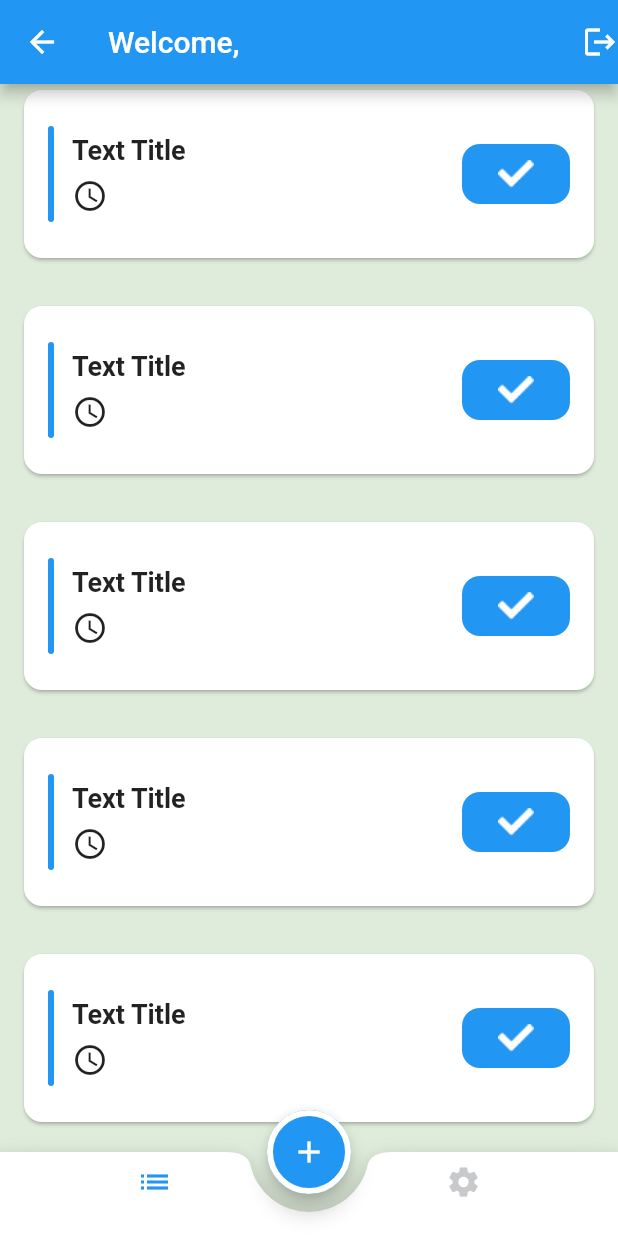
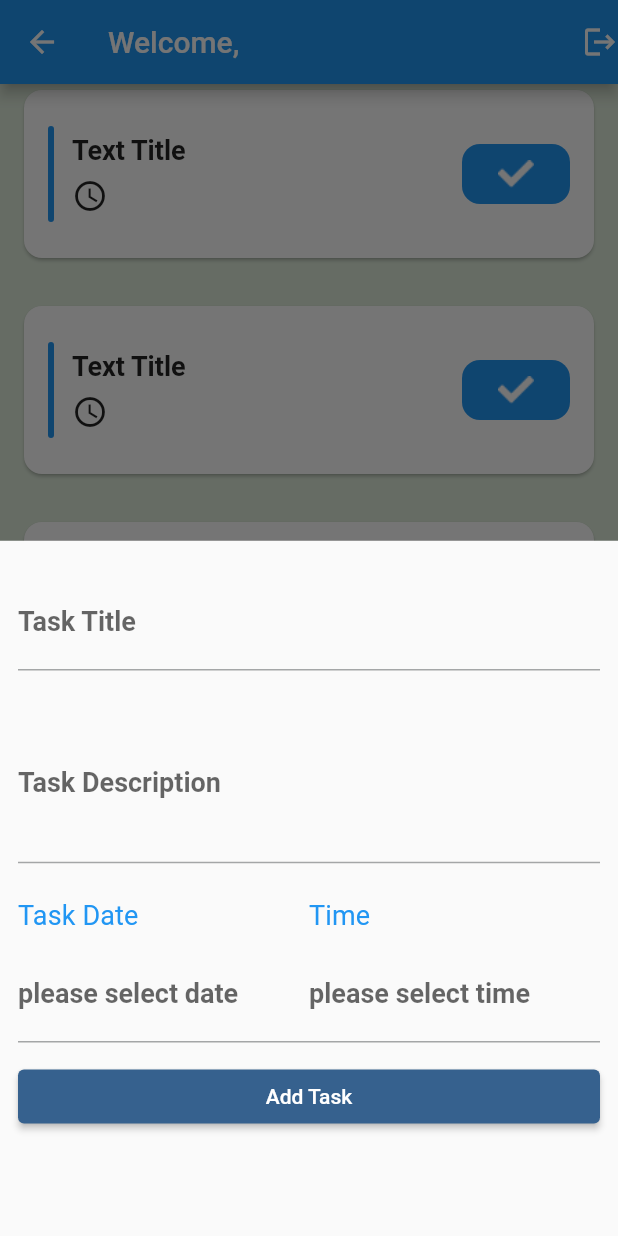
Before and after one commit to ShimaaShams2022/my_todo_app_2024, a Flutter app: the HomeScreen screen opened by its route, after a tap on the "add" icon, on a phone screen of 412 x 824 dp. Run offline on Flutter 3.47's test engine with Material 3 defaults, Android fonts, the phone set to English and light mode, and no system bars; drawn by our look-alikes of flutter_slidable; our stand-ins replace cloud_firestore, firebase_auth, firebase_core; accounts and stored records are empty.

Commit message:
feat: add task bottom sheet

```diff
--- /dev/null
+++ b/lib/ui/common/DateTimeField.dart
@@ -0,0 +1,29 @@
+import 'package:flutter/material.dart';
+
+import 'MaterialTextFormField.dart';
+class DateTimeField extends StatelessWidget {
+  String title;
+  String hint;
+  VoidCallback onClick;
+  DateTimeField({required this.title,
+    required this.hint,
+    required this.onClick});
+
+  @override
+  Widget build(BuildContext context) {
+    return Column(
+      crossAxisAlignment: CrossAxisAlignment.start,
+      children: [
+        Text(title,style: Theme.of(context).textTheme.titleSmall
+            ?.copyWith(
+            color: Colors.blue
+        )
+          ,),
+        MaterialTextFormField(hint: hint,
+          editable: false,
+          onClick: onClick,
+        )
+      ],
+    );
+  }
+}
--- /dev/null
+++ b/lib/ui/common/MaterialTextFormField.dart
@@ -0,0 +1,85 @@
+
+import 'package:flutter/material.dart';
+typedef Validator = String? Function (String? text);
+
+class MaterialTextFormField extends StatefulWidget {
+  String hint;
+  TextInputType keyboardType ;
+  bool securedPassword ;
+  Validator? validator = null;
+  TextEditingController? controller = null;
+  int lines;
+  VoidCallback? onClick;
+  bool editable;
+
+  MaterialTextFormField({
+    required this.hint,
+    this.keyboardType = TextInputType.text,
+    this.securedPassword = false,
+    this.validator,
+    this.controller,
+    this.lines =1,
+    this.onClick,
+    this.editable = true
+  });
+
+  @override
+  State<MaterialTextFormField> createState() => _MaterialTextFormFieldState();
+}
+
+class _MaterialTextFormFieldState extends State<MaterialTextFormField> {
+  bool isVisibleText = true;
+
+  @override
+  void initState() {
+    super.initState();
+    isVisibleText = widget.securedPassword;
+  }
+  @override
+  Widget build(BuildContext context) {
+    return Container(
+      margin: EdgeInsets.symmetric(vertical: 12),
+      child: Column(
+        crossAxisAlignment: CrossAxisAlignment.start,
+        children: [
+          TextFormField(
+            onTap: (){
+              widget.onClick?.call();
+            },
+            enableInteractiveSelection: widget.editable,
+            focusNode: FocusNode(),
+            validator: widget.validator,
+            decoration: InputDecoration(
+                errorStyle: TextStyle(
+                    color: Colors.red,
+                    fontSize: 16
+                ),
+                suffixIcon: widget.securedPassword? InkWell(
+                  onTap: (){
+                    setState(() {
+                      isVisibleText = !isVisibleText;
+                    });
+                  },
+                  child: Icon(
+                      isVisibleText ? Icons.visibility_off_outlined : Icons.visibility),
+                )
+                    :null,
+                hintStyle: Theme.of(context).textTheme
+                    .titleSmall?.copyWith(
+                    color: Colors.black
+                ),
+                labelText: widget.hint,
+                floatingLabelBehavior: FloatingLabelBehavior.auto
+            ),
+            keyboardType: widget.keyboardType,
+            obscureText: isVisibleText,
+            controller: widget.controller,
+            minLines: widget.lines,
+            maxLines: widget.lines,
+          ),
+        ],
+
+      ),
+    );
+  }
+}
--- a/lib/ui/home/home_screen.dart
+++ b/lib/ui/home/home_screen.dart
@@ -2,6 +2,7 @@
 import 'package:flutter/material.dart';
 import 'package:provider/provider.dart';
 import 'package:to_do_app_c11/providers/appAuthProvider.dart';
+import 'package:to_do_app_c11/ui/home/settings/AddTaskBottomSheet.dart';
 import 'package:to_do_app_c11/ui/home/settings/SettingsTab.dart';
 import 'package:to_do_app_c11/ui/login/LoginScreen.dart';
 
@@ -48,7 +49,9 @@ class _HomeScreenState extends State<HomeScreen> {
               width: 4
             )
           ),
-          onPressed: (){},
+          onPressed: (){
+            showAddTaskBottomSheet();
+          },
           child: Icon(Icons.add),
         ),
 
@@ -72,4 +75,10 @@ class _HomeScreenState extends State<HomeScreen> {
       body: tabs[selectedTabIndex],
     );
   }
+
+  void showAddTaskBottomSheet() {
+    showModalBottomSheet(context: context, builder: (buildContext){
+      return AddTaskBottomSheet();
+    });
+  }
 }
--- /dev/null
+++ b/lib/ui/home/settings/AddTaskBottomSheet.dart
@@ -0,0 +1,118 @@
+import 'package:flutter/material.dart';
+import 'package:to_do_app_c11/ui/common/DateTimeField.dart';
+import 'package:to_do_app_c11/ui/common/MaterialTextFormField.dart';
+import 'package:to_do_app_c11/ui/register/Dialog_utilities.dart';
+
+class AddTaskBottomSheet extends StatefulWidget {
+   AddTaskBottomSheet({super.key});
+
+
+
+  @override
+  State<AddTaskBottomSheet> createState() => _AddTaskBottomSheetState();
+}
+
+class _AddTaskBottomSheetState extends State<AddTaskBottomSheet> {
+
+  var title = TextEditingController();
+  var description=TextEditingController();
+  var formKey=GlobalKey<FormState>();
+  @override
+  Widget build(BuildContext context) {
+    return Container(
+      padding: EdgeInsets.all(12),
+      child:Form(
+        key: formKey,
+        child: Column(
+          crossAxisAlignment: CrossAxisAlignment.stretch,
+          children: [
+            MaterialTextFormField( hint: 'Task Title',
+            validator: (text){
+              if(text==null || text.trim().isEmpty){
+                return "please enter task title";
+              }
+              return null;
+            },
+              controller: title,
+            ),
+            MaterialTextFormField( hint: 'Task Description',lines: 3,
+              validator: (text){
+                if(text==null || text.trim().isEmpty){
+                  return "please enter task description";
+                }
+                return null;
+              },
+              controller: description,
+            ),
+            SizedBox(height: 12,),
+            Row(
+              children: [
+                Expanded(child: DateTimeField( title: "Task Date",
+                  hint:selectedDate==null?
+                  'please select date':
+                  "${selectedDate?.day}/${selectedDate?.month}/${selectedDate?.year}",
+                  onClick: () {
+                    showDatePickerDialog();
+                  },)),
+                Expanded(child: DateTimeField( title: "Time",
+                  hint:selectedTime==null?
+                  'please select time':
+                  "${selectedTime?.hour}:${selectedTime?.minute}",
+                  onClick: () {
+                    showTimePickerDialog();
+                  },)),
+
+              ],
+            ),
+            ElevatedButton(onPressed: (){
+              addTask();
+            }, child:Text("Add Task"))
+          ],
+        ),
+      ) ,
+    );
+  }
+
+  DateTime? selectedDate;
+
+  Future<void> showDatePickerDialog() async {
+   var date = await showDatePicker(context: context,
+          initialDate:selectedDate?? DateTime.now(),
+          firstDate: DateTime.now(),
+          lastDate: DateTime.now().add(Duration(days: 365))
+      );
+   if(date==null)return;
+   setState(() {
+     selectedDate=date;
+   });
+
+  }
+
+  TimeOfDay? selectedTime;
+  Future<void> showTimePickerDialog() async {
+    var time= await showTimePicker(context: context,
+        initialTime: selectedTime ?? TimeOfDay.now());
+    if(time==null)return;
+    setState(() {
+      selectedTime=time;
+    });
+
+
+  }
+
+  void addTask() {
+    if(formKey.currentState?.validate()==false){return;}
+
+    if(selectedDate==null){
+      showMessageDialog(context, message: "please select task date",postButtonTitle:"ok");
+      return;
+    }
+
+    if(selectedTime==null){
+      showMessageDialog(context, message: "please select task time",postButtonTitle:"ok");
+      return;
+    }
+
+  }
+
+}
```
